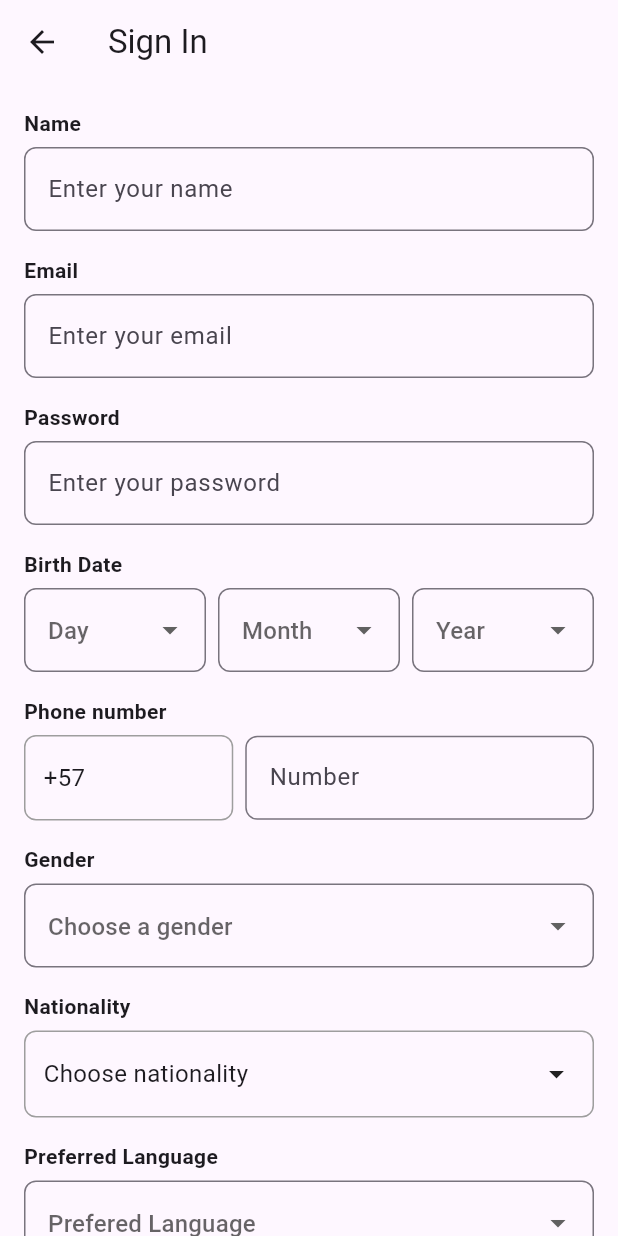
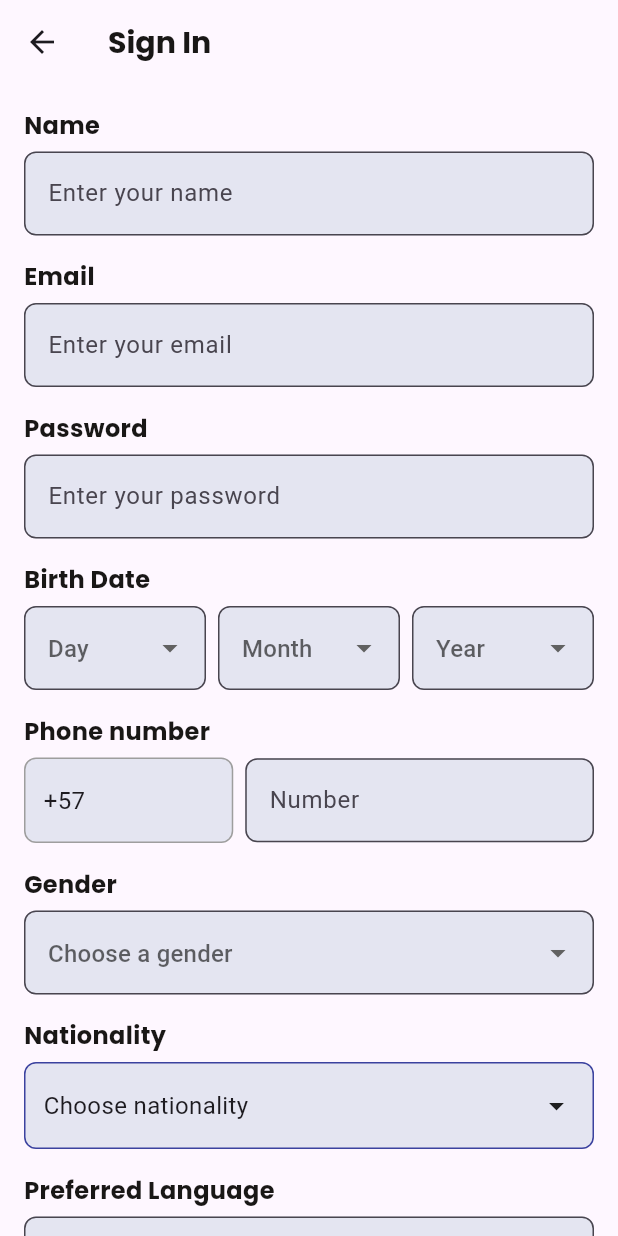
Before and after one commit to ISIS3510-Group21/Welhome_Flutter-21, a Flutter app: the RegisterPage screen opened directly, on a phone screen of 412 x 824 dp. Run offline on Flutter 3.47's test engine with Material 3 defaults, Android fonts, the light colour scheme and no system bars; our stand-ins replace cloud_firestore, country_picker, firebase_auth, firebase_core, flutter_map, google_fonts and 1 more; accounts and stored records are empty.

Commit message:
Visual design corrections - Prototype accurate

```diff
--- a/lib/features/register/presentation/pages/register_page.dart
+++ b/lib/features/register/presentation/pages/register_page.dart
@@ -2,6 +2,8 @@ import 'package:country_picker/country_picker.dart';
 import 'package:flutter/material.dart';
 import 'package:cloud_firestore/cloud_firestore.dart';
 import 'package:firebase_auth/firebase_auth.dart';
+import 'package:welhome/core/constants/app_colors.dart';
+import 'package:welhome/core/constants/app_text_styles.dart';
 
 class RegisterPage extends StatefulWidget {
   const RegisterPage({super.key});
@@ -92,7 +94,10 @@ class _RegisterPageState extends State<RegisterPage> {
   @override
   Widget build(BuildContext context) {
     return Scaffold(
-      appBar: AppBar(title: const Text("Sign In")),
+      appBar: AppBar(
+        title: const Text("Sign In"),
+        titleTextStyle: AppTextStyles.tittleMedium,
+      ),
       body: SingleChildScrollView(
         padding: const EdgeInsets.all(16),
         child: Form(
@@ -101,23 +106,27 @@ class _RegisterPageState extends State<RegisterPage> {
             crossAxisAlignment: CrossAxisAlignment.start,
             children: [
               // Nombre
-              const Text("Name",
-                  style: TextStyle(fontWeight: FontWeight.bold)),
+              Text("Name", style: AppTextStyles.tittleSmall),
               const SizedBox(height: 6),
               TextFormField(
                 controller: _nameController,
                 decoration: InputDecoration(
                   hintText: "Enter your name",
                   border: OutlineInputBorder(
-                      borderRadius: BorderRadius.circular(8)),
+                      borderRadius: BorderRadius.circular(8),
+                      borderSide: const BorderSide(
+                        color: AppColors.violetBlue,
+                        width: 2,
+                      )),
+                  filled: true,
+                  fillColor: AppColors.lavenderLight,
                 ),
                 validator: (value) => value!.isEmpty ? "Enter your name" : null,
               ),
               const SizedBox(height: 16),
 
               // Email
-              const Text("Email",
-                  style: TextStyle(fontWeight: FontWeight.bold)),
+              Text("Email", style: AppTextStyles.tittleSmall),
               const SizedBox(height: 6),
               TextFormField(
                 controller: _emailController,
@@ -125,6 +134,8 @@ class _RegisterPageState extends State<RegisterPage> {
                   hintText: "Enter your email",
                   border: OutlineInputBorder(
                       borderRadius: BorderRadius.circular(8)),
+                  filled: true,
+                  fillColor: AppColors.lavenderLight,
                 ),
                 validator: (value) =>
                     value!.isEmpty ? "Enter a valid email" : null,
@@ -132,8 +143,7 @@ class _RegisterPageState extends State<RegisterPage> {
               const SizedBox(height: 16),
 
               // Contraseña
-              const Text("Password",
-                  style: TextStyle(fontWeight: FontWeight.bold)),
+              Text("Password", style: AppTextStyles.tittleSmall),
               const SizedBox(height: 6),
               TextFormField(
                 controller: _passwordController,
@@ -142,6 +152,8 @@ class _RegisterPageState extends State<RegisterPage> {
                   hintText: "Enter your password",
                   border: OutlineInputBorder(
                       borderRadius: BorderRadius.circular(8)),
+                  filled: true,
+                  fillColor: AppColors.lavenderLight,
                 ),
                 validator: (value) =>
                     value!.length < 6 ? "At least 6 characters" : null,
@@ -149,8 +161,7 @@ class _RegisterPageState extends State<RegisterPage> {
               const SizedBox(height: 16),
 
               // Fecha de nacimiento
-              const Text("Birth Date",
-                  style: TextStyle(fontWeight: FontWeight.bold)),
+              Text("Birth Date", style: AppTextStyles.tittleSmall),
               const SizedBox(height: 6),
               Row(
                 children: [
@@ -161,6 +172,8 @@ class _RegisterPageState extends State<RegisterPage> {
                         hintText: "Day",
                         border: OutlineInputBorder(
                             borderRadius: BorderRadius.circular(8)),
+                        filled: true,
+                        fillColor: AppColors.lavenderLight,
                       ),
                       items: List.generate(
                         31,
@@ -179,6 +192,8 @@ class _RegisterPageState extends State<RegisterPage> {
                         hintText: "Month",
                         border: OutlineInputBorder(
                             borderRadius: BorderRadius.circular(8)),
+                        filled: true,
+                        fillColor: AppColors.lavenderLight,
                       ),
                       items: List.generate(
                         12,
@@ -197,6 +212,8 @@ class _RegisterPageState extends State<RegisterPage> {
                         hintText: "Year",
                         border: OutlineInputBorder(
                             borderRadius: BorderRadius.circular(8)),
+                        filled: true,
+                        fillColor: AppColors.lavenderLight,
                       ),
                       items: List.generate(
                         100,
@@ -215,8 +232,7 @@ class _RegisterPageState extends State<RegisterPage> {
               const SizedBox(height: 16),
 
               // Teléfono
-              const Text("Phone number",
-                  style: TextStyle(fontWeight: FontWeight.bold)),
+              Text("Phone number", style: AppTextStyles.tittleSmall),
               const SizedBox(height: 6),
               Row(
                 children: [
@@ -240,6 +256,7 @@ class _RegisterPageState extends State<RegisterPage> {
                         decoration: BoxDecoration(
                           border: Border.all(color: Colors.grey),
                           borderRadius: BorderRadius.circular(8),
+                          color: AppColors.lavenderLight,
                         ),
                         child: Text(
                           _phonePrefix ?? "Prefix",
@@ -258,6 +275,8 @@ class _RegisterPageState extends State<RegisterPage> {
                         hintText: "Number",
                         border: OutlineInputBorder(
                             borderRadius: BorderRadius.circular(8)),
+                        filled: true,
+                        fillColor: AppColors.lavenderLight,
                       ),
                       validator: (value) =>
                           value!.isEmpty ? "Enter number" : null,
@@ -268,8 +287,7 @@ class _RegisterPageState extends State<RegisterPage> {
               const SizedBox(height: 16),
 
               // Género
-              const Text("Gender",
-                  style: TextStyle(fontWeight: FontWeight.bold)),
+              Text("Gender", style: AppTextStyles.tittleSmall),
               const SizedBox(height: 6),
               DropdownButtonFormField<String>(
                 value: _gender,
@@ -277,6 +295,8 @@ class _RegisterPageState extends State<RegisterPage> {
                   hintText: "Choose a gender",
                   border: OutlineInputBorder(
                       borderRadius: BorderRadius.circular(8)),
+                  filled: true,
+                  fillColor: AppColors.lavenderLight,
                 ),
                 items: ["Male", "Female", "Other/Prefer not to say"]
                     .map((e) => DropdownMenuItem(value: e, child: Text(e)))
@@ -287,8 +307,7 @@ class _RegisterPageState extends State<RegisterPage> {
               const SizedBox(height: 16),
 
               // Nacionalidad
-              const Text("Nationality",
-                  style: TextStyle(fontWeight: FontWeight.bold)),
+              Text("Nationality", style: AppTextStyles.tittleSmall),
               const SizedBox(height: 6),
               InkWell(
                 onTap: () {
@@ -303,6 +322,8 @@ class _RegisterPageState extends State<RegisterPage> {
                         border: OutlineInputBorder(
                           borderRadius: BorderRadius.circular(12),
                         ),
+                        filled: true,
+                        fillColor: AppColors.lavenderLight,
                       ),
                     ),
                     onSelect: (Country country) {
@@ -316,8 +337,9 @@ class _RegisterPageState extends State<RegisterPage> {
                   padding:
                       const EdgeInsets.symmetric(horizontal: 12, vertical: 16),
                   decoration: BoxDecoration(
-                    border: Border.all(color: Colors.grey),
+                    border: Border.all(color: AppColors.violetBlue),
                     borderRadius: BorderRadius.circular(8),
+                    color: AppColors.lavenderLight,
                   ),
                   child: Row(
                     mainAxisAlignment: MainAxisAlignment.spaceBetween,
@@ -335,8 +357,7 @@ class _RegisterPageState extends State<RegisterPage> {
               const SizedBox(height: 16),
 
               // Lenguaje
-              const Text("Preferred Language",
-                  style: TextStyle(fontWeight: FontWeight.bold)),
+              Text("Preferred Language", style: AppTextStyles.tittleSmall),
               const SizedBox(height: 6),
 
               DropdownButtonFormField<String>(
@@ -344,7 +365,11 @@ class _RegisterPageState extends State<RegisterPage> {
                 decoration: InputDecoration(
                   hintText: "Prefered Language",
                   border: OutlineInputBorder(
-                      borderRadius: BorderRadius.circular(8)),
+                      borderRadius: BorderRadius.circular(8),
+                      borderSide:
+                          const BorderSide(color: AppColors.violetBlue)),
+                  filled: true,
+                  fillColor: AppColors.lavenderLight,
                 ),
                 items: [
                   {"code": "es", "name": "Español", "flag": "🇨🇴"},
@@ -372,8 +397,7 @@ class _RegisterPageState extends State<RegisterPage> {
               ),
               const SizedBox(height: 16),
               // Tipo de usuario
-              const Text("Tipo de usuario",
-                  style: TextStyle(fontWeight: FontWeight.bold)),
+              Text("Tipo de usuario", style: AppTextStyles.tittleSmall),
               Column(
                 children: [
                   RadioListTile(
@@ -397,7 +421,15 @@ class _RegisterPageState extends State<RegisterPage> {
                 width: double.infinity,
                 child: ElevatedButton(
                   onPressed: _register,
-                  child: const Text("Guardar usuario"),
+                  style: ElevatedButton.styleFrom(
+                    padding: const EdgeInsets.symmetric(vertical: 16),
+                    backgroundColor: AppColors.violetBlue,
+                    foregroundColor: AppColors.white,
+                    shape: RoundedRectangleBorder(
+                      borderRadius: BorderRadius.circular(12),
+                    ),
+                  ),
+                  child: Text("Save user", style: AppTextStyles.buttons),
                 ),
               ),
             ],
```
